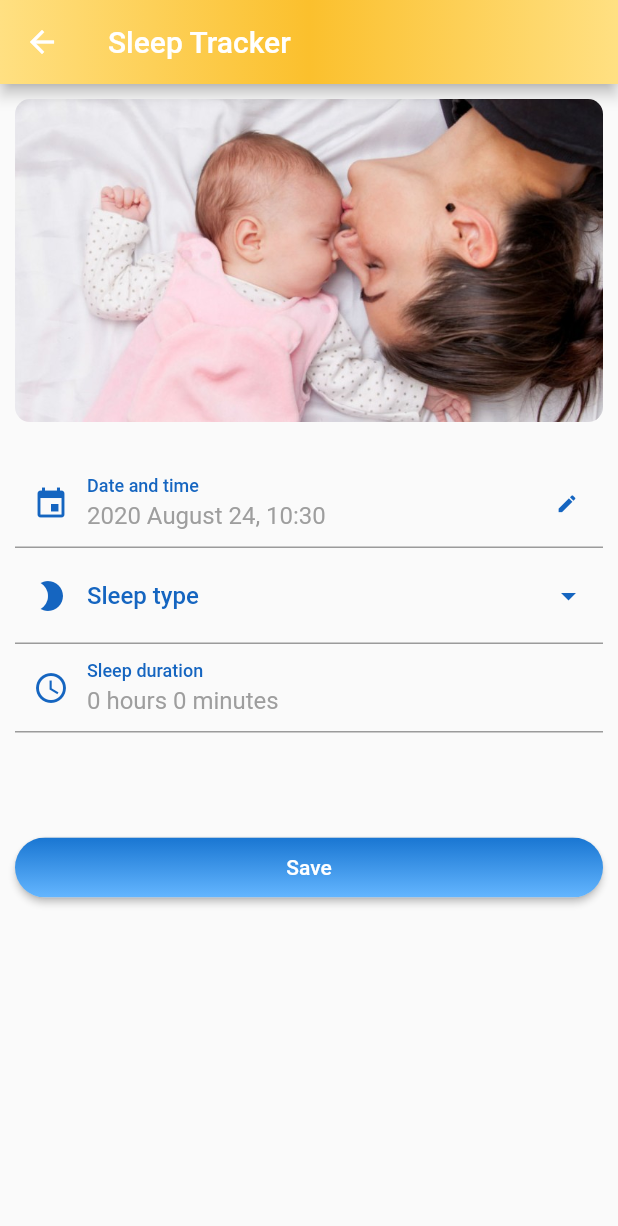
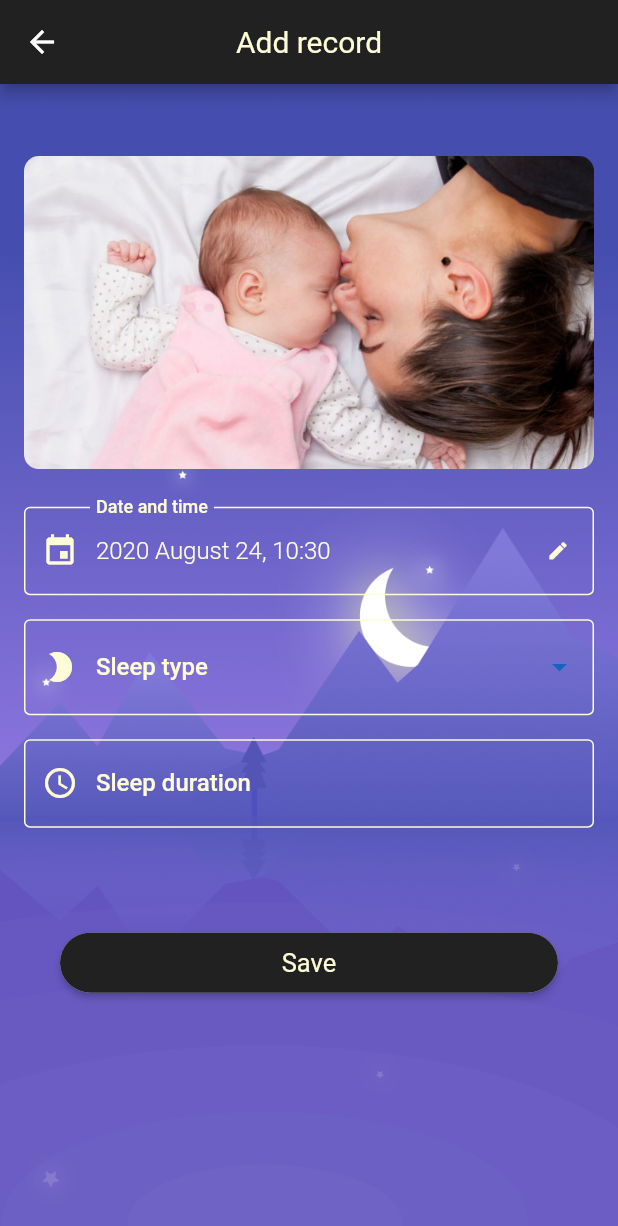
Before and after one commit to nonstappstudio/babymoon, a Flutter app: the AddRecordPage screen opened directly, on a phone screen of 412 x 824 dp. Shown: the top 1226 px of the screen. Run offline on Flutter 3.47's test engine with Material 2 defaults, Android fonts, the phone set to English and light mode, and no system bars; drawn by our look-alikes of flutter_form_builder; our stand-ins replace numberpicker, shared_preferences; accounts and stored records are empty; statements that could not run were skipped.

Commit message:
Styled the app

```diff
--- a/lib/main.dart
+++ b/lib/main.dart
@@ -1,11 +1,9 @@
+import 'package:babymoon/ui/app_style.dart';
 import 'package:babymoon/ui/pages/home_page.dart';
-import 'package:babymoon/ui/pages/start_page.dart';
 import 'package:babymoon/ui/text_styles.dart';
 import 'package:flutter/material.dart';
 import 'package:shared_preferences/shared_preferences.dart';
-
 import 'ui/pages/home_page.dart';
-import 'ui/widgets/custom_app_bar.dart';
 
 void main() {
   runApp(MyApp());
@@ -36,7 +34,7 @@ class MainScreen extends StatelessWidget {
   @override
   Widget build(BuildContext context) {
     return Scaffold(
-      appBar: CustomAppBar.getAppBar('title', false),
+      backgroundColor: AppStyle.backgroundColor,
       body: FutureBuilder(
         future: SharedPreferences.getInstance(),
         builder: (context, snapshot) {
--- a/lib/ui/app_style.dart
+++ b/lib/ui/app_style.dart
@@ -1,14 +1,23 @@
+import 'package:babymoon/ui/text_styles.dart';
 import 'package:flutter/material.dart';
 
 class AppStyle {
 
-  static Color get backgroundColor => Colors.grey[800];
+  static AppBar appBar(String title) {
+    return AppBar(
+      backgroundColor: backgroundColor,
+      title: Text(title, style: TextStyles.appBarStyle),
+      centerTitle: true,
+    );
+  }
+
+  static Color get backgroundColor => Colors.grey[900];
 
   static Color get textColor => Colors.white;
 
-  static Color get accentColor => Colors.blue;
+  static Color get accentColor => Color(0xFFFEFCD7);
 
-  static Color get secondaryColor => Colors.yellow;
+  static Color get blueyColor => Colors.indigo[400];
 
   static Color get unselectedColor => Colors.grey;
 }
--- a/lib/ui/pages/add_record_page.dart
+++ b/lib/ui/pages/add_record_page.dart
@@ -1,7 +1,7 @@
+import 'package:babymoon/ui/app_style.dart';
 import 'package:babymoon/ui/models/record.dart';
 import 'package:babymoon/utils/adding_page/all_forms.dart';
 import 'package:babymoon/utils/space.dart';
-import 'package:babymoon/ui/widgets/custom_app_bar.dart';
 import 'package:babymoon/ui/widgets/gradient_button.dart';
 import 'package:flutter/material.dart';
 import 'package:flutter_form_builder/flutter_form_builder.dart';
@@ -14,23 +14,52 @@ class AddRecordPage extends StatefulWidget {
 
 class _AddRecordPageState extends State<AddRecordPage> {
 
+
+  void _displayError(BuildContext context, String text) {
+    Scaffold.of(context).hideCurrentSnackBar();
+    Scaffold.of(context).showSnackBar(
+      SnackBar(
+        backgroundColor: Colors.red[400],
+        content: Text(
+          text,
+          style: TextStyle(
+            fontWeight: FontWeight.bold
+          ),
+        ),
+        duration: Duration(seconds: 2),
+      )
+    );
+  }
+
   @override
   Widget build(BuildContext context) {
     return Scaffold(
-      appBar: CustomAppBar.getAppBar('Sleeping tracker', true),
-      body: Builder(
+      appBar: AppStyle.appBar('Add record'),
+      body: Container(
+        decoration: BoxDecoration(
+          image: DecorationImage(
+            image: AssetImage("assets/images/night.png"),
+            fit: BoxFit.cover,
+          ),
+        ),
+        height: MediaQuery.of(context).size.height,
+        width: MediaQuery.of(context).size.width,
+        child: Builder(
           builder: (context) => SingleChildScrollView(
             child: Padding(
-            padding: const EdgeInsets.all(10.0),
+              padding: const EdgeInsets.all(16.0),
               child: Column(
                 children: <Widget>[
+                  Space(32),
                   ClipRRect(
                     borderRadius: BorderRadius.circular(10),
+                    child: Container(
                       child: Image(
                         fit: BoxFit.fill,
                         image: AssetImage(
-                      'assets/sleeping.jpg'
+                          'assets/images/sleeping.jpg'
                         )
+                      ),
                     ),
                   ),
                   Space(25),
@@ -38,7 +67,9 @@ class _AddRecordPageState extends State<AddRecordPage> {
                     child: Column(
                       children: <Widget>[
                         DateForm(key: DateForm.fKey),
+                        Space(16),
                         TypeForm(key: TypeForm.fKey),
+                        Space(16),
                         DurationForm(key: DurationForm.fKey)
                       ],
                     )
@@ -49,9 +80,19 @@ class _AddRecordPageState extends State<AddRecordPage> {
                     function: () {
                       final _date = DateForm.fKey.currentState.currentValue;
                       final _type = TypeForm.fKey.currentState.currentValue;
-                    final _duration = DurationForm.fKey.currentState.currentValue;
+                      final _duration = DurationForm.fKey
+                                                    .currentState.currentValue;
+
+                      double toDouble(TimeOfDay myTime) => myTime.hour + myTime.minute/60.0
 
                       if (_date != null && _type != null && _duration != null) {
+                        print(_duration.minute);
+                        if (toDouble(_duration) <= 0) {
+                          _displayError(
+                            context,
+                            'Sleep duration must be bigger than 0 minutes'
+                          );
+                        }
                         Navigator.of(context).pop(
                           Record(
                             dateTime: _date,
@@ -60,18 +101,9 @@ class _AddRecordPageState extends State<AddRecordPage> {
                           )
                         );
                       } else {
-                      Scaffold.of(context).hideCurrentSnackBar();
-                      Scaffold.of(context).showSnackBar(
-                        SnackBar(
-                          backgroundColor: Colors.red[400],
-                          content: Text(
-                            'Please fill out all of the fields',
-                            style: TextStyle(
-                              fontWeight: FontWeight.bold
-                            ),
-                          ),
-                          duration: Duration(seconds: 2),
-                        )
+                        _displayError(
+                          context,
+                          'Please fill out all of the fields'
                         );
                       }
                     },
@@ -81,6 +113,7 @@ class _AddRecordPageState extends State<AddRecordPage> {
             ),
           )
         ),
+      ),
     );
   }
 }
--- a/lib/ui/text_styles.dart
+++ b/lib/ui/text_styles.dart
@@ -9,4 +9,26 @@ class TextStyles {
      fontSize: 13,
      fontWeight: FontWeight.w300
   );
+
+  static TextStyle get appBarStyle => TextStyle(
+    color: AppStyle.accentColor,
+    fontWeight: FontWeight.w400,
+    fontSize: 20
+  );
+
+  static TextStyle get buttonTextStyle => TextStyle(
+    color: AppStyle.accentColor,
+    fontWeight: FontWeight.w400,
+    fontSize: 17
+  );
+
+  static TextStyle get formLabelStyle => TextStyle(
+    color: AppStyle.accentColor,
+    fontWeight: FontWeight.w500
+  );
+
+  static TextStyle get formTextStyle => TextStyle(
+    color: AppStyle.accentColor,
+    fontWeight: FontWeight.w300
+  );
 }
--- a/lib/ui/widgets/gradient_button.dart
+++ b/lib/ui/widgets/gradient_button.dart
@@ -1,3 +1,5 @@
+import 'package:babymoon/ui/app_style.dart';
+import 'package:babymoon/ui/text_styles.dart';
 import 'package:flutter/material.dart';
 
 class GradientButton extends StatelessWidget {
@@ -14,34 +16,23 @@ class GradientButton extends StatelessWidget {
   Widget build(BuildContext context) {
     return Container(
       height: 40.0,
-      width: MediaQuery.of(context).size.width,
+      width: MediaQuery.of(context).size.width - 80,
       child: RaisedButton(
         onPressed: () => function(),
         shape: RoundedRectangleBorder(
           borderRadius: BorderRadius.circular(80.0)
         ),
         padding: EdgeInsets.all(0.0),
-        child: Ink(
+        child: Container(
           decoration: BoxDecoration(
-              gradient: LinearGradient(
-                colors: [
-                  Colors.blue[700],
-                  Color(0xff64B6FF)
-                ],
-                begin: Alignment.topCenter,
-                end: Alignment.bottomCenter,
-              ),
-              borderRadius: BorderRadius.circular(30.0)
+            borderRadius: BorderRadius.circular(30.0),
+            color: AppStyle.backgroundColor
           ),
-          child: Container(
-            alignment: Alignment.center,
-            child: Text(
-              text,
-              textAlign: TextAlign.center,
-              style: TextStyle(
-                  color: Colors.white
-              ),
-            ),
+          alignment: Alignment.center,
+          child: Text(
+            text,
+            textAlign: TextAlign.center,
+            style: TextStyles.buttonTextStyle
           ),
         ),
       ),
--- a/lib/ui/widgets/records_in_date.dart
+++ b/lib/ui/widgets/records_in_date.dart
@@ -1,3 +1,4 @@
+import 'package:babymoon/ui/app_style.dart';
 import 'package:babymoon/ui/models/record.dart';
 import 'package:babymoon/utils/space.dart';
 import 'package:flutter/material.dart';
@@ -26,8 +27,8 @@ class RecordsInDate extends StatelessWidget {
                 '${DateFormat('EEEE, dd MMM yyyy').format(date)}',
                 style: TextStyle(
                   fontSize: 18,
-                  color: Colors.grey[700],
-                  fontWeight: FontWeight.bold
+                  color: AppStyle.textColor,
+                  fontWeight: FontWeight.w300
                 ),
               ),
             ],
--- a/lib/utils/adding_page/date_form.dart
+++ b/lib/utils/adding_page/date_form.dart
@@ -1,3 +1,5 @@
+import 'package:babymoon/ui/app_style.dart';
+import 'package:babymoon/ui/text_styles.dart';
 import 'package:flutter/material.dart';
 import 'package:flutter_form_builder/flutter_form_builder.dart';
 import 'package:intl/intl.dart';
@@ -26,21 +28,19 @@ class _DateFormState extends State<DateForm> {
       onChanged: (date) => currentValue = date,
       initialValue: DateTime.now(),
       attribute: 'date',
-        style: TextStyle(
-          color: Colors.grey
-        ),
+        style: TextStyles.formTextStyle,
         format: dateFormat,
         decoration: InputDecoration(
         labelText: 'Date and time',
-        labelStyle: TextStyle(
-          color: Theme.of(context).primaryColor,
-          fontWeight: FontWeight.w500
+        labelStyle: TextStyles.formLabelStyle,
+        enabledBorder: OutlineInputBorder(
+          borderSide: BorderSide(color: AppStyle.accentColor)
         ),
-        prefixIcon: Icon(Icons.event, color: Theme.of(context).primaryColor),
+        prefixIcon: Icon(Icons.event, color: AppStyle.accentColor),
         suffixIcon: Icon(
           Icons.edit,
           size: 15,
-          color: Theme.of(context).primaryColor,
+          color: AppStyle.accentColor,
         )
       ),
     );
--- a/lib/utils/adding_page/duration_form.dart
+++ b/lib/utils/adding_page/duration_form.dart
@@ -1,3 +1,5 @@
+import 'package:babymoon/ui/app_style.dart';
+import 'package:babymoon/ui/text_styles.dart';
 import 'package:babymoon/ui/widgets/tappable_custom_field.dart';
 import 'package:babymoon/utils/adding_page/number_picker_wrapper.dart';
 import 'package:flutter/material.dart';
@@ -104,7 +106,6 @@ class _DurationFormState extends State<DurationForm> {
     _hours = 0;
     _minutes = 0;
     currentValue = TimeOfDay(hour: _hours, minute: _minutes);
-    _controller.text = _timeString();
     super.initState();
   }
 
@@ -113,19 +114,17 @@ class _DurationFormState extends State<DurationForm> {
     return TappableCustomField(
       onTap: () => _expand(),
       child: TextFormField(
-        style: TextStyle(
-          color: Colors.grey,
-        ),
+        style: TextStyles.formTextStyle,
         controller: _controller,
         decoration: InputDecoration(
+          enabledBorder: OutlineInputBorder(
+            borderSide: BorderSide(color: AppStyle.accentColor)
+          ),
           labelText: 'Sleep duration',
-          labelStyle: TextStyle(
-            color: Theme.of(context).primaryColor,
-            fontWeight: FontWeight.w500,
-          ),
+          labelStyle: TextStyles.formLabelStyle,
           prefixIcon: Icon(
             Icons.access_time,
-            color: Theme.of(context).primaryColor
+            color: AppStyle.accentColor
           ),
         ),
       )
--- a/lib/utils/adding_page/type_form.dart
+++ b/lib/utils/adding_page/type_form.dart
@@ -1,4 +1,6 @@
+import 'package:babymoon/ui/app_style.dart';
 import 'package:babymoon/ui/models/record.dart';
+import 'package:babymoon/ui/text_styles.dart';
 import 'package:flutter/material.dart';
 import 'package:flutter_form_builder/flutter_form_builder.dart';
 import 'package:babymoon/utils/extensions/type_extension.dart';
@@ -23,11 +25,10 @@ class _TypeFormState extends State<TypeForm> {
   @override
   Widget build(BuildContext context) {
     return FormBuilderDropdown(
+      dropdownColor: AppStyle.backgroundColor,
       onChanged: (type) => currentValue = type,
       attribute: 'type',
-        style: TextStyle(
-          color: Colors.grey
-        ),
+        style: TextStyles.formTextStyle,
         icon: Padding(
           padding: const EdgeInsets.only(right: 11.0),
           child: Icon(
@@ -37,13 +38,13 @@ class _TypeFormState extends State<TypeForm> {
         ),
         decoration: InputDecoration(
         labelText: 'Sleep type',
-        labelStyle: TextStyle(
-          color: Theme.of(context).primaryColor,
-          fontWeight: FontWeight.w500,
-        ),
+        labelStyle: TextStyles.formLabelStyle,
+        enabledBorder: OutlineInputBorder(
+            borderSide: BorderSide(color: AppStyle.accentColor)
+          ),
         prefixIcon: Icon(
           Icons.brightness_2,
-          color: Theme.of(context).primaryColor
+          color: AppStyle.accentColor
         ),
       ),
       items: SleepType.values.map((t) {
--- a/pubspec.yaml
+++ b/pubspec.yaml
@@ -25,4 +25,4 @@ flutter:
   uses-material-design: true
 
   assets:
-    - assets/sleeping.jpg
+    - assets/images/
```
Also changed, not shown: lib/ui/pages/home/home_tab.dart (+101 -0 lines), lib/ui/pages/home_page.dart (+21 -10 lines), lib/ui/pages/start_page.dart (deleted, +0 -104 lines), lib/ui/widgets/card_layout.dart (added, +21 -0 lines), lib/ui/widgets/home_tab_header.dart (renamed from lib/ui/widgets/start_page_header.dart, +4 -3 lines), lib/utils/assets.dart (added, +8 -0 lines), assets/images/night.png (added), assets/images/sleeping.jpg (renamed from assets/sleeping.jpg), pubspec.lock, 3 other files. Lines whose indentation alone changed are shown as unchanged.
